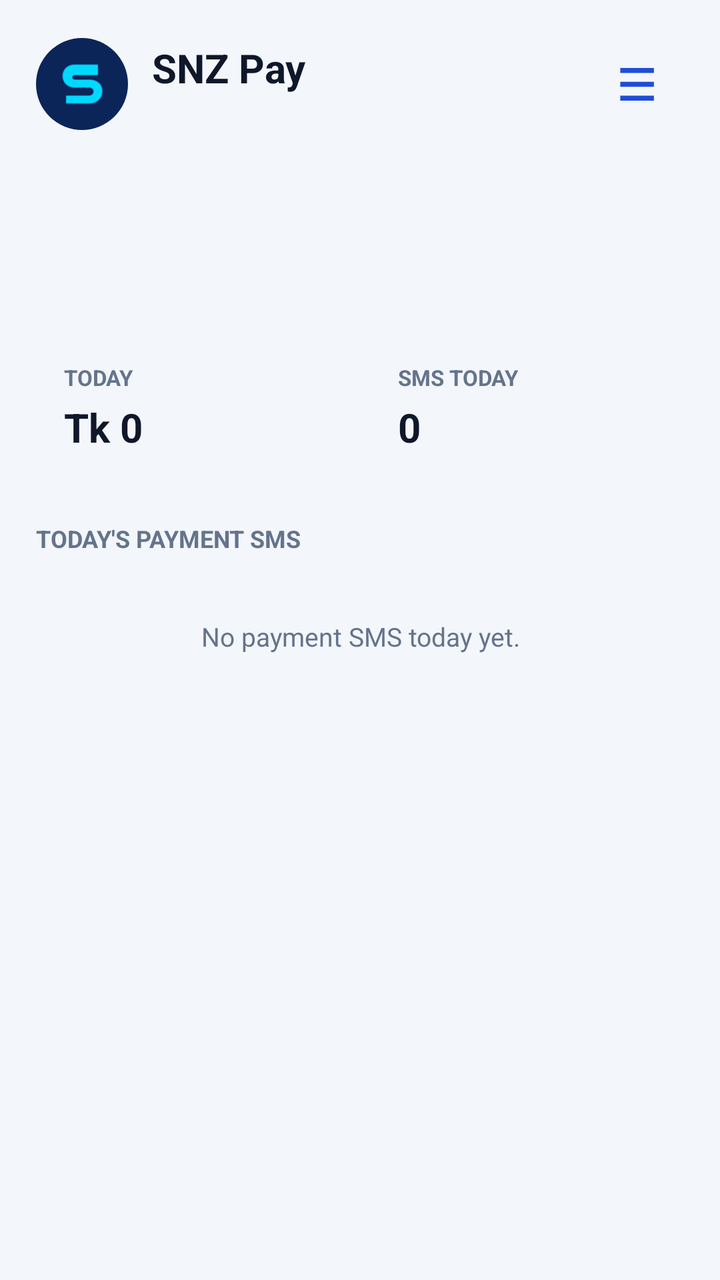
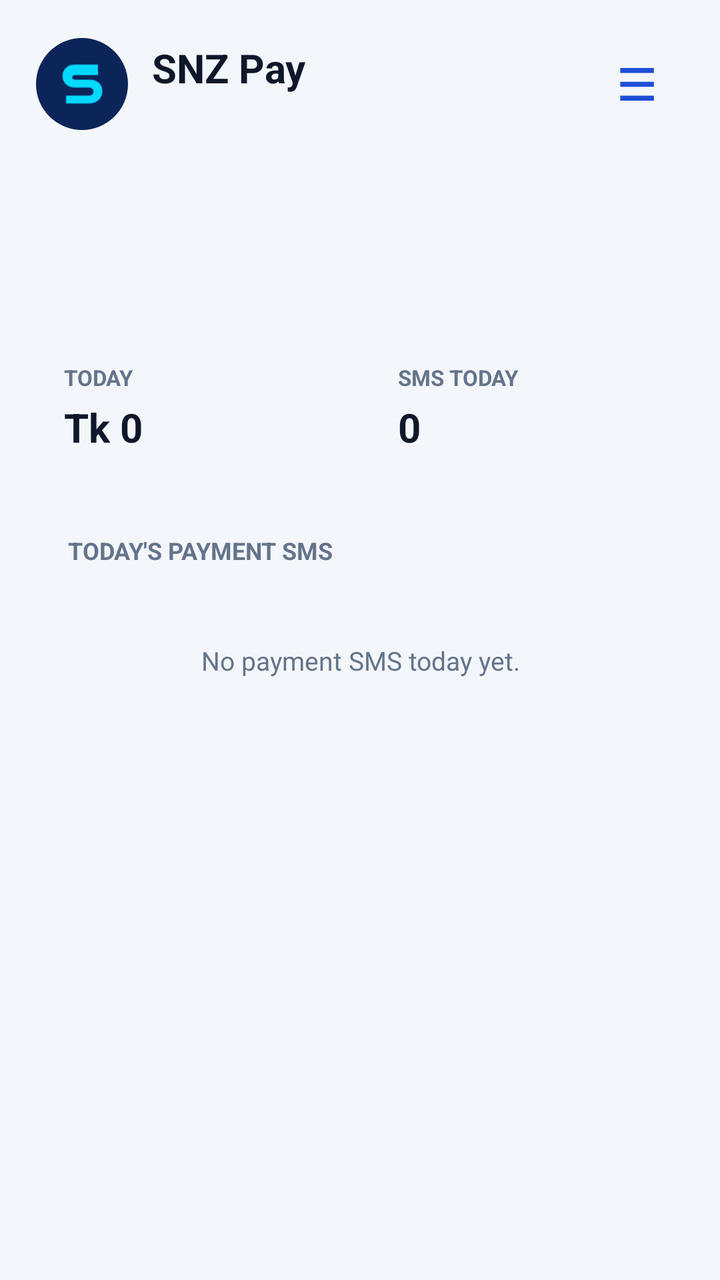

Screens rendered from an Android XML layout before and after an edit, with the pre-edit source and the edit as a unified diff.
<!-- AndroidManifest.xml: application theme AppTheme -->
<!-- res/layout/activity_main.xml -->
<?xml version="1.0" encoding="utf-8"?>
<ScrollView xmlns:android="http://schemas.android.com/apk/res/android"
    android:layout_width="match_parent"
    android:layout_height="match_parent"
    android:fillViewport="true">

    <LinearLayout
        android:id="@+id/mainRoot"
        android:layout_width="match_parent"
        android:layout_height="wrap_content"
        android:orientation="vertical"
        android:padding="18dp">

        
        <LinearLayout
            android:layout_width="match_parent"
            android:layout_height="wrap_content"
            android:gravity="center_vertical"
            android:orientation="horizontal">

            <ImageView
                android:layout_width="46dp"
                android:layout_height="46dp"
                android:src="@drawable/app_logo"
                android:contentDescription="@string/app_name" />

            <LinearLayout
                android:layout_width="0dp"
                android:layout_height="wrap_content"
                android:layout_marginStart="12dp"
                android:layout_weight="1"
                android:orientation="vertical">

                <TextView
                    android:layout_width="wrap_content"
                    android:layout_height="wrap_content"
                    android:text="@string/app_name"
                    android:textColor="@color/text"
                    android:textSize="20sp"
                    android:textStyle="bold" />

                <TextView
                    android:id="@+id/tvKeyInfo"
                    android:layout_width="wrap_content"
                    android:layout_height="wrap_content"
                    android:textColor="@color/brand"
                    android:textSize="12sp" />
            </LinearLayout>

            <TextView
                android:id="@+id/btnMenu"
                android:layout_width="48dp"
                android:layout_height="48dp"
                android:gravity="center"
                android:text="☰"
                android:textColor="@color/brand"
                android:textSize="22sp"
                android:textStyle="bold" />
        </LinearLayout>

        
        <LinearLayout
            android:id="@+id/cardStatus"
            android:layout_width="match_parent"
            android:layout_height="wrap_content"
            android:layout_marginTop="18dp"
            android:orientation="vertical"
            android:padding="16dp">

            <TextView
                android:id="@+id/tvStatus"
                android:layout_width="match_parent"
                android:layout_height="wrap_content"
                android:textColor="@color/green"
                android:textSize="14sp"
                android:textStyle="bold" />

            <TextView
                android:id="@+id/tvStatusSub"
                android:layout_width="match_parent"
                android:layout_height="wrap_content"
                android:layout_marginTop="4dp"
                android:textColor="@color/muted"
                android:textSize="12sp" />

            <Button
                android:id="@+id/btnFix"
                android:layout_width="match_parent"
                android:layout_height="46dp"
                android:layout_marginTop="12dp"
                android:text="ALLOW SMS"
                android:textColor="@color/on_brand"
                android:textStyle="bold"
                android:visibility="gone" />
        </LinearLayout>

        
        <LinearLayout
            android:layout_width="match_parent"
            android:layout_height="wrap_content"
            android:layout_marginTop="12dp"
            android:orientation="horizontal">

            <LinearLayout
                android:id="@+id/boxToday"
                android:layout_width="0dp"
                android:layout_height="wrap_content"
                android:layout_weight="1"
                android:orientation="vertical"
                android:padding="14dp">

                <TextView
                    android:layout_width="wrap_content"
                    android:layout_height="wrap_content"
                    android:text="TODAY"
                    android:textColor="@color/muted"
                    android:textSize="11sp"
                    android:textStyle="bold" />

                <TextView
                    android:id="@+id/tvToday"
                    android:layout_width="wrap_content"
                    android:layout_height="wrap_content"
                    android:layout_marginTop="4dp"
                    android:text="Tk 0"
                    android:textColor="@color/text"
                    android:textSize="20sp"
                    android:textStyle="bold" />
            </LinearLayout>

            <LinearLayout
                android:id="@+id/boxCount"
                android:layout_width="0dp"
                android:layout_height="wrap_content"
                android:layout_marginStart="10dp"
                android:layout_weight="1"
                android:orientation="vertical"
                android:padding="14dp">

                <TextView
                    android:layout_width="wrap_content"
                    android:layout_height="wrap_content"
                    android:text="SMS TODAY"
                    android:textColor="@color/muted"
                    android:textSize="11sp"
                    android:textStyle="bold" />

                <TextView
                    android:id="@+id/tvCount"
                    android:layout_width="wrap_content"
                    android:layout_height="wrap_content"
                    android:layout_marginTop="4dp"
                    android:text="0"
                    android:textColor="@color/text"
                    android:textSize="20sp"
                    android:textStyle="bold" />
            </LinearLayout>
        </LinearLayout>

        
        <TextView
            android:layout_width="wrap_content"
            android:layout_height="wrap_content"
            android:layout_marginTop="20dp"
            android:text="TODAY'S PAYMENT SMS"
            android:textColor="@color/muted"
            android:textSize="12sp"
            android:textStyle="bold" />

        <LinearLayout
            android:id="@+id/list"
            android:layout_width="match_parent"
            android:layout_height="wrap_content"
            android:layout_marginTop="8dp"
            android:orientation="vertical" />

        <TextView
            android:id="@+id/tvEmpty"
            android:layout_width="match_parent"
            android:layout_height="wrap_content"
            android:gravity="center"
            android:padding="24dp"
            android:text="No payment SMS today yet."
            android:textColor="@color/muted"
            android:textSize="13sp" />

    </LinearLayout>
</ScrollView>
<!-- resources referenced by this layout -->
<resources>
  <color name="brand">#1D4ED8</color>
  <color name="green">#15803D</color>
  <color name="muted">#64748B</color>
  <color name="on_brand">#FFFFFF</color>
  <color name="text">#0F172A</color>
  <!-- drawable app_logo (drawable) -->
  <?xml version="1.0" encoding="utf-8"?>
  <layer-list xmlns:android="http://schemas.android.com/apk/res/android">
      <item>
          <shape android:shape="oval">
              <solid android:color="#0B2559" />
          </shape>
      </item>
      <item
          android:bottom="16dp"
          android:drawable="@drawable/app_logo_mark"
          android:left="16dp"
          android:right="16dp"
          android:top="16dp" />
  </layer-list>
  <string name="app_name">SNZ Pay</string>
  <style name="AppTheme" parent="@android:style/Theme.Material.Light.NoActionBar">
          <item name="android:windowBackground">@color/bg</item>
          <item name="android:statusBarColor">@color/bg</item>
          <item name="android:navigationBarColor">@color/bg</item>
          <item name="android:colorAccent">@color/brand</item>
          <item name="android:textColorPrimary">@color/text</item>
          <item name="android:windowLightStatusBar">true</item>
          <item name="android:windowLightNavigationBar">true</item>
      </style>
  <!-- drawable app_logo_mark (drawable) -->
  <?xml version="1.0" encoding="utf-8"?>
  <vector xmlns:android="http://schemas.android.com/apk/res/android"
      android:width="72dp"
      android:height="72dp"
      android:viewportWidth="72"
      android:viewportHeight="72">
      <path
          android:fillColor="#00D9FF"
          android:pathData="M54,14H28C19,14 14,20 14,27s5,13 14,13h16c3,0 5,2 5,4.5S47,49 44,49H18v9h26c9,0 15,-6 15,-14s-6,-13 -15,-13H28c-2,0 -3,-1 -3,-2.5S26,26 28,26h26z" />
  </vector>
  <color name="bg">#F3F6FB</color>
</resources>

<!-- the commit's change to res/layout/activity_main.xml (unified diff, before → after) -->
@@ -1,13 +1,8 @@
 <?xml version="1.0" encoding="utf-8"?>
-<ScrollView xmlns:android="http://schemas.android.com/apk/res/android"
-    android:layout_width="match_parent"
-    android:layout_height="match_parent"
-    android:fillViewport="true">
-
-    <LinearLayout
+<LinearLayout xmlns:android="http://schemas.android.com/apk/res/android"
         android:id="@+id/mainRoot"
         android:layout_width="match_parent"
-        android:layout_height="wrap_content"
+        android:layout_height="match_parent"
         android:orientation="vertical"
         android:padding="18dp">
 
@@ -158,31 +153,74 @@
         </LinearLayout>
 
         
-        <TextView
-            android:layout_width="wrap_content"
-            android:layout_height="wrap_content"
-            android:layout_marginTop="20dp"
-            android:text="TODAY'S PAYMENT SMS"
-            android:textColor="@color/muted"
-            android:textSize="12sp"
-            android:textStyle="bold" />
-
-        <LinearLayout
-            android:id="@+id/list"
-            android:layout_width="match_parent"
-            android:layout_height="wrap_content"
-            android:layout_marginTop="8dp"
-            android:orientation="vertical" />
-
-        <TextView
-            android:id="@+id/tvEmpty"
-            android:layout_width="match_parent"
-            android:layout_height="wrap_content"
-            android:gravity="center"
-            android:padding="24dp"
-            android:text="No payment SMS today yet."
-            android:textColor="@color/muted"
-            android:textSize="13sp" />
-
-    </LinearLayout>
-</ScrollView>
+        <LinearLayout
+            android:id="@+id/listCard"
+            android:layout_width="match_parent"
+            android:layout_height="0dp"
+            android:layout_marginTop="12dp"
+            android:layout_weight="1"
+            android:orientation="vertical"
+            android:paddingStart="12dp"
+            android:paddingTop="14dp"
+            android:paddingEnd="12dp"
+            android:paddingBottom="4dp">
+
+            <LinearLayout
+                android:layout_width="match_parent"
+                android:layout_height="wrap_content"
+                android:gravity="center_vertical"
+                android:orientation="horizontal"
+                android:paddingStart="4dp"
+                android:paddingEnd="4dp">
+
+                <TextView
+                    android:layout_width="0dp"
+                    android:layout_height="wrap_content"
+                    android:layout_weight="1"
+                    android:text="TODAY'S PAYMENT SMS"
+                    android:textColor="@color/muted"
+                    android:textSize="12sp"
+                    android:textStyle="bold" />
+
+                <TextView
+                    android:id="@+id/tvListCount"
+                    android:layout_width="wrap_content"
+                    android:layout_height="wrap_content"
+                    android:textColor="@color/brand"
+                    android:textSize="12sp"
+                    android:textStyle="bold" />
+            </LinearLayout>
+
+            <ScrollView
+                android:id="@+id/listScroll"
+                android:layout_width="match_parent"
+                android:layout_height="0dp"
+                android:layout_marginTop="10dp"
+                android:layout_weight="1"
+                android:fadeScrollbars="true"
+                android:scrollbarStyle="outsideOverlay">
+
+                <LinearLayout
+                    android:layout_width="match_parent"
+                    android:layout_height="wrap_content"
+                    android:orientation="vertical">
+
+                    <LinearLayout
+                        android:id="@+id/list"
+                        android:layout_width="match_parent"
+                        android:layout_height="wrap_content"
+                        android:orientation="vertical" />
+
+                    <TextView
+                        android:id="@+id/tvEmpty"
+                        android:layout_width="match_parent"
+                        android:layout_height="wrap_content"
+                        android:gravity="center"
+                        android:padding="28dp"
+                        android:text="No payment SMS today yet."
+                        android:textColor="@color/muted"
+                        android:textSize="13sp" />
+                </LinearLayout>
+            </ScrollView>
+        </LinearLayout>
+</LinearLayout>
